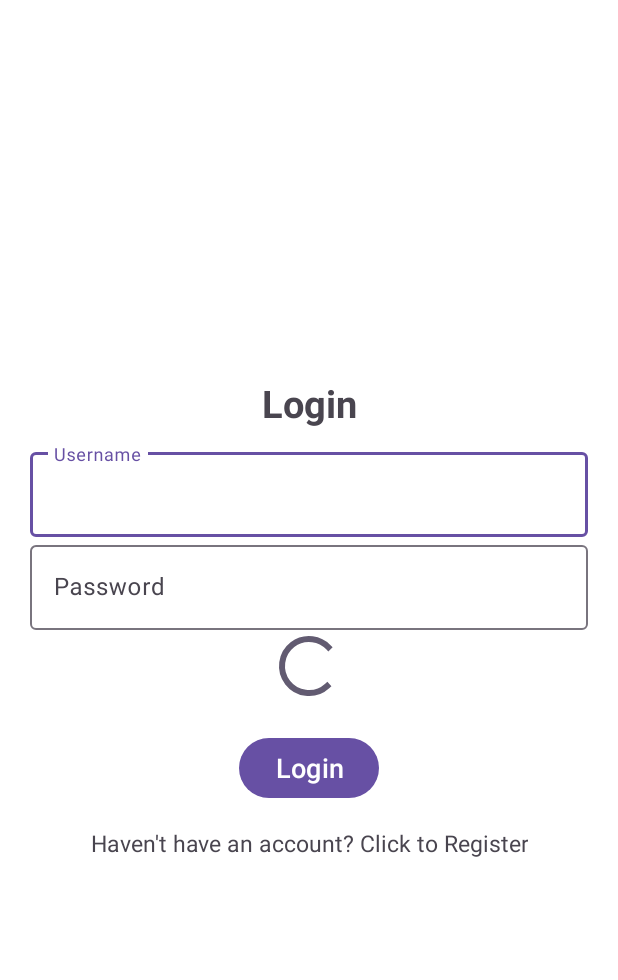
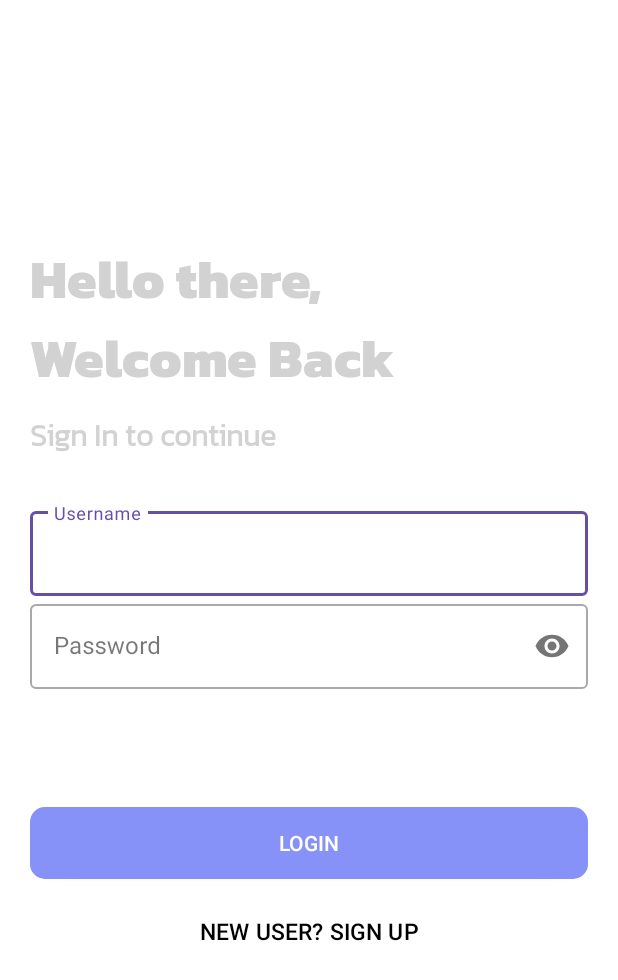
Before and after one commit to SHENG-11/GroceryExpiryTrackingSystem, an Android app: the screen it shows after launch (Login), on a phone screen of 412 x 824 dp. Shown: the top 980 px of the screen. Run offline under Robolectric (Android 15) with nearby library versions, the phone set to English and light mode, and no system bars; our stand-ins replace Firebase (no records; nobody signed in at launch, a user with empty details on screens opened directly).

Commit message:
Login && Animation included. Start Font Family insert,

```diff
--- a/app/build.gradle.kts
+++ b/app/build.gradle.kts
@@ -45,8 +45,10 @@ dependencies {
     implementation("com.google.firebase:firebase-storage:21.0.0")
     implementation("com.google.android.material:material:1.12.0")
     implementation("com.journeyapps:zxing-android-embedded:4.3.0")
+    implementation("com.google.android.material:compose-theme-adapter:1.0.0")
     testImplementation("junit:junit:4.13.2")
     androidTestImplementation("androidx.test.ext:junit:1.1.5")
     implementation("com.github.clans:fab:1.6.4")
     androidTestImplementation("androidx.test.espresso:espresso-core:3.5.1")
+
 }
--- a/app/src/main/java/com/example/groceryexpirytrackingapp/Login.java
+++ b/app/src/main/java/com/example/groceryexpirytrackingapp/Login.java
@@ -2,12 +2,14 @@ package com.example.groceryexpirytrackingapp;
 
 import androidx.annotation.NonNull;
 import androidx.appcompat.app.AppCompatActivity;
+import androidx.appcompat.widget.AppCompatButton;
 
 import android.content.Intent;
 import android.os.Bundle;
 import android.util.Log;
 import android.view.View;
 import android.widget.Button;
+import android.widget.ProgressBar;
 import android.widget.TextView;
 import android.widget.Toast;
 
@@ -23,9 +25,10 @@ import java.util.Objects;
 
 public class Login extends AppCompatActivity {
     TextInputEditText un,pw;
-    Button btn_login1;
     DatabaseReference databaseReference;
-    TextView click_to_reg;
+    Button click_to_reg;
+    AppCompatButton btn_login1;
+    ProgressBar pb;
 
     @Override
     protected void onCreate(Bundle savedInstanceState) {
@@ -34,6 +37,8 @@ public class Login extends AppCompatActivity {
         //Find view by id
         un=findViewById(R.id.username);
         pw=findViewById(R.id.login_pass);
+        pb=findViewById(R.id.progressBar1);
+        pb.setVisibility(View.INVISIBLE);
         btn_login1=findViewById(R.id.btn_login);
         click_to_reg=findViewById(R.id.click_to_register);
         //>>>>>>>>>>>>>>>>>>>>>>>.
@@ -48,7 +53,9 @@ public class Login extends AppCompatActivity {
             @Override
             public void onClick(View v) {
                 if(inputValidat()){
+                pb.setVisibility(View.VISIBLE);
                 validuser();
+
                 }
                 else{
                     Toast.makeText(Login.this, "Please Check all field", Toast.LENGTH_SHORT).show();
@@ -93,6 +100,7 @@ public class Login extends AppCompatActivity {
                             intent.putExtra("username",user);
                             intent.putExtra("isAdmin",isAdmin);
                             intent.putExtra("CurrentPoints",point);
+                            pb.setVisibility(View.INVISIBLE);
                             startActivity(intent);
                         }
                         else {
@@ -100,6 +108,7 @@ public class Login extends AppCompatActivity {
                             intent.putExtra("username",user);
                             intent.putExtra("isAdmin",isAdmin);
                             intent.putExtra("CurrentPoints",point);
+                            pb.setVisibility(View.INVISIBLE);
                             startActivity(intent);
                         }
 
--- /dev/null
+++ b/app/src/main/java/com/example/groceryexpirytrackingapp/animationHome.java
@@ -0,0 +1,48 @@
+package com.example.groceryexpirytrackingapp;
+
+import androidx.appcompat.app.AppCompatActivity;
+
+import android.content.Intent;
+import android.media.Image;
+import android.os.Bundle;
+import android.os.Handler;
+import android.view.animation.Animation;
+import android.view.animation.AnimationUtils;
+import android.widget.ImageView;
+import android.widget.TextView;
+
+public class animationHome extends AppCompatActivity {
+    Animation topAnim,bottomAnim;
+    ImageView imageView;
+    TextView text1,text2;
+
+
+    @Override
+    protected void onCreate(Bundle savedInstanceState) {
+        super.onCreate(savedInstanceState);
+        setContentView(R.layout.activity_animation_home);
+
+        //Animations
+        topAnim= AnimationUtils.loadAnimation(this,R.anim.top_animation);
+        bottomAnim=AnimationUtils.loadAnimation(this,R.anim.bottom_animation);
+
+        //Find view by id
+        imageView=findViewById(R.id.imageView2);
+        text1=findViewById(R.id.textView);
+        text2=findViewById(R.id.textView2);
+
+        //set animation to view
+        imageView.setAnimation(topAnim);
+        text1.setAnimation(bottomAnim);
+        text2.setAnimation(bottomAnim);
+
+        new Handler().postDelayed(new Runnable() {
+            @Override
+            public void run() {
+                startActivity(new Intent(animationHome.this, Login.class));
+                finish();
+            }
+        },5000);
+
+    }
+}
--- /dev/null
+++ b/app/src/main/res/anim/bottom_animation.xml
@@ -0,0 +1,12 @@
+<?xml version="1.0" encoding="utf-8"?>
+<set xmlns:android="http://schemas.android.com/apk/res/android">
+    <translate
+        android:fromXDelta="0%"
+        android:fromYDelta="100%"
+        android:duration="1500"
+        />
+    <alpha
+        android:fromAlpha="0.1"
+        android:toAlpha="1.0"
+        android:duration="1500"/>
+</set>
--- /dev/null
+++ b/app/src/main/res/anim/top_animation.xml
@@ -0,0 +1,13 @@
+<?xml version="1.0" encoding="utf-8"?>
+<set xmlns:android="http://schemas.android.com/apk/res/android">
+    <translate
+        android:fromXDelta="0%"
+        android:fromYDelta="-50%"
+        android:duration="2000"
+        />
+    <alpha
+        android:fromAlpha="0.1"
+        android:toAlpha="1.0"
+        android:duration="1500"/>
+
+</set>
--- /dev/null
+++ b/app/src/main/res/drawable/custom_bottom.xml
@@ -0,0 +1,5 @@
+<?xml version="1.0" encoding="utf-8"?>
+<shape xmlns:android="http://schemas.android.com/apk/res/android" android:shape="rectangle">
+    <solid android:color="@color/lavender"/>
+    <corners android:radius="10dp"/>
+</shape>
--- /dev/null
+++ b/app/src/main/res/font/font.xml
@@ -0,0 +1,4 @@
+<?xml version="1.0" encoding="utf-8"?>
+<font-family xmlns:android="http://schemas.android.com/apk/res/android">
+
+</font-family>
--- a/app/src/main/res/layout/activity_login.xml
+++ b/app/src/main/res/layout/activity_login.xml
@@ -11,14 +11,33 @@
     tools:context=".Login">
 
     <TextView
-        android:id="@+id/textView"
+        android:id="@+id/logo_name"
         android:layout_width="match_parent"
         android:layout_height="wrap_content"
         android:layout_marginBottom="10dp"
-        android:gravity="center"
-        android:text="@string/login"
-        android:textSize="25sp"
+        android:fontFamily="@font/kanitextrabold"
+        android:text="Hello there, \nWelcome Back"
+        android:textColor="@color/grey"
+        android:textSize="35sp"
+        android:transitionName="logo_text" />
+
+    <TextView
+        android:id="@+id/slogan_name"
+        android:layout_width="match_parent"
+        android:layout_height="wrap_content"
+        android:layout_marginBottom="10dp"
+        android:fontFamily="@font/kanitlight"
+        android:text="Sign In to continue"
+        android:textColor="@color/grey"
+        android:textSize="20sp"
         android:textStyle="bold" />
+
+    <LinearLayout
+        android:layout_width="match_parent"
+        android:layout_height="wrap_content"
+        android:layout_marginTop="20dp"
+        android:layout_marginBottom="20dp"
+        android:orientation="vertical">
 
         <com.google.android.material.textfield.TextInputLayout
             android:layout_width="match_parent"
@@ -32,37 +51,51 @@
         </com.google.android.material.textfield.TextInputLayout>
 
         <com.google.android.material.textfield.TextInputLayout
+            style="@style/Widget.MaterialComponents.TextInputLayout.OutlinedBox"
             android:layout_width="match_parent"
-        android:layout_height="wrap_content">
+            android:layout_height="wrap_content"
+            app:passwordToggleEnabled="true">
 
             <com.google.android.material.textfield.TextInputEditText
                 android:id="@+id/login_pass"
                 android:layout_width="match_parent"
                 android:layout_height="wrap_content"
-            android:inputType="textPassword"
-            android:hint="@string/password" />
+                android:hint="@string/password"
+                android:inputType="textPassword" />
         </com.google.android.material.textfield.TextInputLayout>
+
 
         <ProgressBar
             android:id="@+id/progressBar1"
-        android:layout_width="wrap_content"
-        android:layout_height="wrap_content" />
+            android:layout_width="match_parent"
+            android:layout_height="wrap_content"
+            android:layout_marginBottom="5dp"
+            android:layout_marginTop="20dp" />
+
+        <androidx.appcompat.widget.AppCompatButton
+            android:id="@+id/btn_login"
+            android:layout_width="match_parent"
+            android:layout_height="wrap_content"
+            android:text="@string/login"
+            android:background="@drawable/custom_bottom"
+            android:textColor="#fff"
+            android:layout_marginTop="5dp"
+            android:layout_marginBottom="5dp"/>
 
         <Button
-        android:id="@+id/btn_login"
-        android:layout_width="wrap_content"
-        android:layout_height="wrap_content"
-        android:layout_marginTop="20dp"
-        android:text="@string/login"
-        android:textSize="18sp" />
-
-    <TextView
             android:id="@+id/click_to_register"
-        android:layout_width="wrap_content"
+            android:layout_width="200dp"
             android:layout_height="wrap_content"
             android:gravity="center"
-        android:text="Haven't have an account? Click to Register"
-        android:layout_marginTop="15dp"
-        android:textSize="15sp"/>
+            android:layout_gravity="center"
+            android:layout_marginTop="5dp"
+            android:background="#00000000"
+            android:elevation="0dp"
+            android:text="NEW USER? SIGN UP"
+            android:textColor="@color/black"
+            android:textSize="15sp" />
+
+
 
     </LinearLayout>
+</LinearLayout>
--- /dev/null
+++ b/app/src/main/res/values/styles.xml
@@ -0,0 +1,4 @@
+<?xml version="1.0" encoding="utf-8"?>
+<resources>
+
+</resources>
```
Also changed, not shown: app/src/main/AndroidManifest.xml (+15 -10 lines), app/src/main/res/layout/activity_animation_home.xml (added, +52 -0 lines), app/src/main/res/layout/activity_motion.xml (+20 -2 lines), app/src/main/res/font/blackitalic.ttf (added), app/src/main/res/font/kanitextrabold.ttf (added), app/src/main/res/font/kanitlight.ttf (added). Lines whose indentation alone changed are shown as unchanged.
